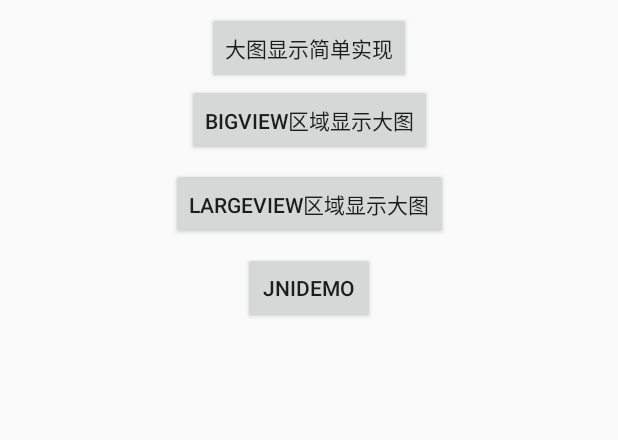
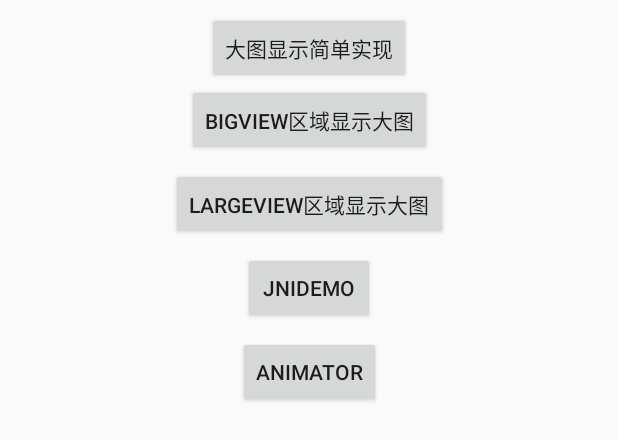
Before and after one commit to wdv1234560/YuGangDemo, an Android app: the layout activity_main.xml on its own in the app's theme, with its tools: preview values and no code run, on a phone screen of 412 x 824 dp. Shown: the top 440 px of the screen. Run offline under Robolectric (Android 15) with nearby library versions, the phone set to English and light mode, and no system bars; network calls fail.

Commit message:
kotlin实现属性动画valueAnimator

```diff
--- a/app/build.gradle
+++ b/app/build.gradle
@@ -48,4 +48,5 @@ dependencies {
     testImplementation 'junit:junit:4.12'
     androidTestImplementation 'androidx.test:runner:1.1.0-alpha3'
     androidTestImplementation 'androidx.test.espresso:espresso-core:3.1.0-alpha3'
+    implementation 'androidx.recyclerview:recyclerview:1.0.0-alpha1'
 }
--- /dev/null
+++ b/app/src/main/java/com/jiax/yugang/ui/animator/MyEvaluator.kt
@@ -0,0 +1,18 @@
+package com.jiax.yugang.ui.animator
+
+import android.animation.TypeEvaluator
+import android.renderscript.Sampler
+
+/**
+ * date     2018/9/18 14:23
+ * author   caojiaxu
+ * desc
+ */
+class MyEvaluator:TypeEvaluator<ValueObject> {
+    override fun evaluate(fraction: Float, startValue: ValueObject?, endValue: ValueObject?): ValueObject {
+//        result = x0 + t * (v1 - v0)
+        var alphaValue:Float = startValue?.alphaValue!! +fraction*(endValue?.alphaValue!!- startValue?.alphaValue!!)
+        var scaleValue:Float = startValue?.scaleValue!! + fraction*(endValue?.scaleValue!! - startValue?.scaleValue!!)
+        return ValueObject(alphaValue,scaleValue)
+    }
+}
--- /dev/null
+++ b/app/src/main/java/com/jiax/yugang/ui/animator/ValueObject.kt
@@ -0,0 +1,17 @@
+package com.jiax.yugang.ui.animator
+
+/**
+ * date     2018/9/18 14:21
+ * author   caojiaxu
+ * desc
+ */
+class ValueObject {
+
+    var alphaValue:Float = 0.0f
+    var scaleValue:Float = 0.0f
+
+    constructor(alphaValue: Float, scaleValue: Float) {
+        this.alphaValue = alphaValue
+        this.scaleValue = scaleValue
+    }
+}
--- a/app/src/main/java/com/jiax/yugang/jni/JniDemoActivity.kt
+++ b/app/src/main/java/com/jiax/yugang/ui/jni/JniDemoActivity.kt
@@ -1,4 +1,4 @@
-package com.jiax.yugang.jni
+package com.jiax.yugang.ui.jni
 
 import android.os.Bundle
 import android.util.Log
--- a/app/src/main/java/com/jiax/yugang/week23/BigImageViewActivity.kt
+++ b/app/src/main/java/com/jiax/yugang/ui/week23/BigImageViewActivity.kt
@@ -1,4 +1,4 @@
-package com.jiax.yugang.week23
+package com.jiax.yugang.ui.week23
 
 import android.os.Bundle
 import android.widget.Toast
--- a/app/src/main/java/com/jiax/yugang/week23/HYLargeImageActivity.kt
+++ b/app/src/main/java/com/jiax/yugang/ui/week23/HYLargeImageActivity.kt
@@ -1,7 +1,6 @@
-package com.jiax.yugang.week23
+package com.jiax.yugang.ui.week23
 
 import android.os.Bundle
-import android.os.PersistableBundle
 import androidx.appcompat.app.AppCompatActivity
 import com.jiax.yugang.R
 import kotlinx.android.synthetic.main.activity_hy_large_image.*
--- a/app/src/main/java/com/jiax/yugang/week23/SimpleBigImgActivity.kt
+++ b/app/src/main/java/com/jiax/yugang/ui/week23/SimpleBigImgActivity.kt
@@ -1,4 +1,4 @@
-package com.jiax.yugang.week23
+package com.jiax.yugang.ui.week23
 
 import android.graphics.BitmapFactory
 import android.os.Bundle
--- a/app/src/main/res/layout/activity_main.xml
+++ b/app/src/main/res/layout/activity_main.xml
@@ -46,4 +46,14 @@
         app:layout_constraintEnd_toEndOf="@+id/button"
         app:layout_constraintStart_toStartOf="@+id/button"
         app:layout_constraintTop_toBottomOf="@+id/button3" />
+
+    <Button
+        android:id="@+id/cancel"
+        android:layout_width="wrap_content"
+        android:layout_height="wrap_content"
+        android:layout_marginTop="8dp"
+        android:text="animator"
+        app:layout_constraintEnd_toEndOf="@+id/button"
+        app:layout_constraintStart_toStartOf="@+id/button"
+        app:layout_constraintTop_toBottomOf="@+id/button4" />
 </androidx.constraintlayout.widget.ConstraintLayout>
```
Also changed, not shown: app/src/main/AndroidManifest.xml (+6 -4 lines), app/src/main/java/com/jiax/yugang/MainActivity.kt (+7 -5 lines), app/src/main/java/com/jiax/yugang/ui/animator/AnimatorActivity.kt (added, +103 -0 lines), app/src/main/java/com/jiax/yugang/widget/DouLoadingView.kt (added, +9 -0 lines), app/src/main/res/layout/activity_animator.xml (added, +66 -0 lines), 1 other file.
